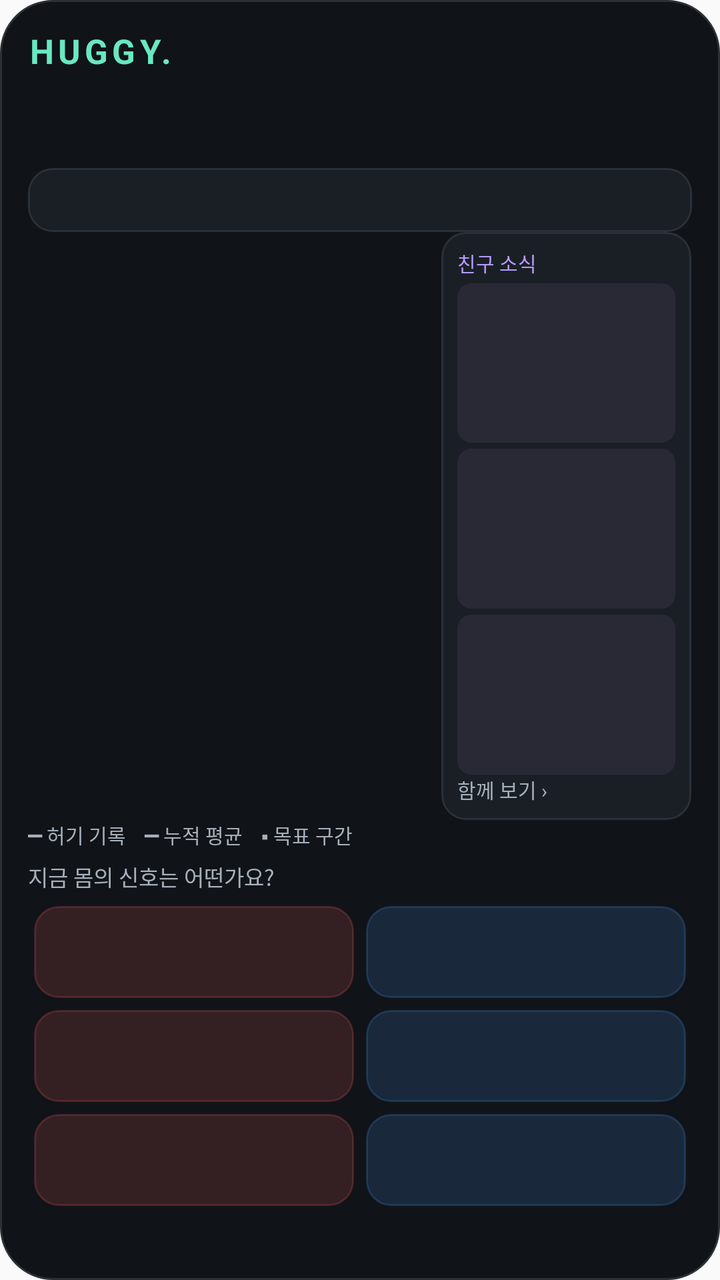
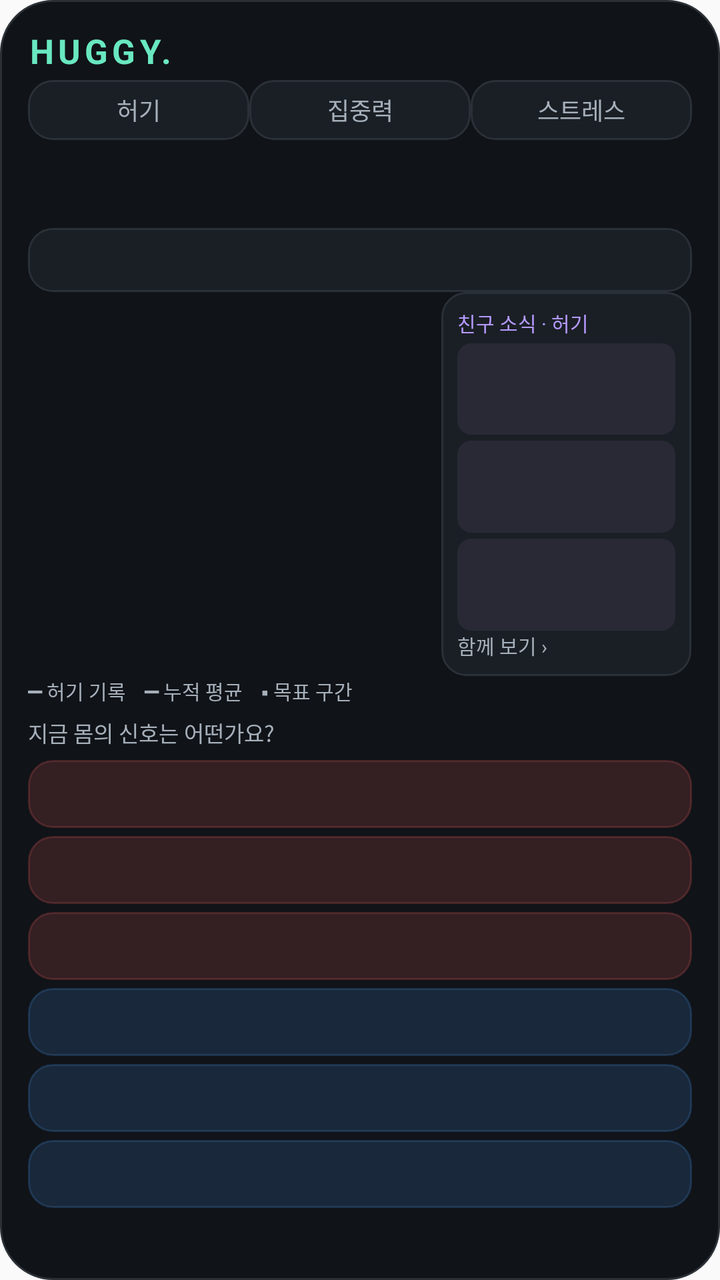

Two renders of the same Android screen: before a commit and after it. Below are the layout's source before the change and the commit's diff.
<!-- AndroidManifest.xml: application theme android:Theme.Material.Light.NoActionBar -->
<!-- res/layout/widget.xml -->
<FrameLayout xmlns:android="http://schemas.android.com/apk/res/android" android:layout_width="match_parent" android:layout_height="match_parent" android:background="@drawable/widget_background">
<LinearLayout android:layout_width="match_parent" android:layout_height="match_parent" android:padding="14dp" android:orientation="vertical">
<LinearLayout android:layout_width="match_parent" android:layout_height="26dp" android:orientation="horizontal">
<TextView android:id="@+id/brand" android:layout_width="0dp" android:layout_weight="1" android:layout_height="26dp" android:text="HUGGY." android:textStyle="bold" android:letterSpacing="0.12" android:textSize="17sp" android:textColor="#69E8C0"/>
<TextView android:id="@+id/update" android:layout_width="wrap_content" android:layout_height="match_parent" android:gravity="center" android:paddingLeft="8dp" android:paddingRight="8dp" android:text="↑ 업데이트" android:textSize="11sp" android:textColor="#101317" android:backgroundTint="#69E8C0" android:background="@drawable/widget_button" android:visibility="gone"/>
</LinearLayout>
<LinearLayout android:layout_width="match_parent" android:layout_height="44dp">
<TextView android:id="@+id/current" android:layout_width="0dp" android:layout_weight="1.1" android:layout_height="match_parent" android:textColor="#F0F3F5" android:textSize="13sp" android:gravity="center_vertical"/>
<TextView android:id="@+id/mean" android:layout_width="0dp" android:layout_weight="0.8" android:layout_height="match_parent" android:textColor="#B59AFF" android:textSize="12sp" android:gravity="center"/>
<TextView android:id="@+id/score" android:layout_width="0dp" android:layout_weight="1" android:layout_height="match_parent" android:textColor="#F0F3F5" android:textSize="12sp" android:gravity="center_vertical|right"/>
</LinearLayout>
<TextView android:id="@+id/weight" android:layout_width="match_parent" android:layout_height="32dp" android:background="@drawable/widget_button" android:gravity="center_vertical" android:paddingLeft="10dp" android:textSize="12sp" android:textColor="#E2E7EC"/>
<LinearLayout android:layout_width="match_parent" android:layout_height="0dp" android:layout_weight="1" android:orientation="horizontal">
<ImageView android:id="@+id/plot" android:layout_width="0dp" android:layout_weight="1.65" android:layout_height="match_parent" android:scaleType="fitXY" android:contentDescription="오늘의 허기 기록과 시간 누적 평균 그래프"/>
<LinearLayout android:id="@+id/friendPanel" android:layout_width="0dp" android:layout_weight="1" android:layout_height="match_parent" android:orientation="vertical" android:background="@drawable/widget_button" android:padding="8dp">
<TextView android:layout_width="match_parent" android:layout_height="wrap_content" android:text="친구 소식" android:textSize="10sp" android:textColor="#B59AFF"/>
<TextView android:id="@+id/friendMessage0" android:layout_width="match_parent" android:layout_height="0dp" android:layout_weight="1" android:layout_marginTop="3dp" android:padding="4dp" android:background="@drawable/friend_message" android:gravity="center_vertical" android:textSize="10sp" android:textColor="#E2E7EC" android:maxLines="3"/>
<TextView android:id="@+id/friendMessage1" android:layout_width="match_parent" android:layout_height="0dp" android:layout_weight="1" android:layout_marginTop="3dp" android:padding="4dp" android:background="@drawable/friend_message" android:gravity="center_vertical" android:textSize="10sp" android:textColor="#E2E7EC" android:maxLines="3"/>
<TextView android:id="@+id/friendMessage2" android:layout_width="match_parent" android:layout_height="0dp" android:layout_weight="1" android:layout_marginTop="3dp" android:padding="4dp" android:background="@drawable/friend_message" android:gravity="center_vertical" android:textSize="10sp" android:textColor="#E2E7EC" android:maxLines="3"/>

<TextView android:layout_width="match_parent" android:layout_height="wrap_content" android:text="함께 보기 ›" android:textSize="10sp" android:textColor="#A6B0BB"/>
</LinearLayout>
</LinearLayout>
<TextView android:layout_width="match_parent" android:layout_height="20dp" android:text="━ 허기 기록    ━ 누적 평균    ▪ 목표 구간" android:textSize="10sp" android:textColor="#A6B0BB" android:id="@+id/legend"/>
<TextView android:layout_width="match_parent" android:layout_height="20dp" android:text="지금 몸의 신호는 어떤가요?" android:textSize="11sp" android:textColor="#A6B0BB"/>
<LinearLayout android:layout_width="match_parent" android:layout_height="52dp" android:orientation="horizontal"><TextView android:id="@+id/b0" android:layout_width="0dp" android:layout_weight="1" android:layout_height="match_parent" android:layout_margin="3dp" android:padding="8dp" android:gravity="center_vertical" android:textSize="12sp" android:textColor="#E2E7EC" android:background="@drawable/button_full" android:maxLines="2"/><TextView android:id="@+id/b3" android:layout_width="0dp" android:layout_weight="1" android:layout_height="match_parent" android:layout_margin="3dp" android:padding="8dp" android:gravity="center_vertical" android:textSize="12sp" android:textColor="#E2E7EC" android:background="@drawable/button_hungry" android:maxLines="2"/></LinearLayout><LinearLayout android:layout_width="match_parent" android:layout_height="52dp" android:orientation="horizontal"><TextView android:id="@+id/b1" android:layout_width="0dp" android:layout_weight="1" android:layout_height="match_parent" android:layout_margin="3dp" android:padding="8dp" android:gravity="center_vertical" android:textSize="12sp" android:textColor="#E2E7EC" android:background="@drawable/button_full" android:maxLines="2"/><TextView android:id="@+id/b4" android:layout_width="0dp" android:layout_weight="1" android:layout_height="match_parent" android:layout_margin="3dp" android:padding="8dp" android:gravity="center_vertical" android:textSize="12sp" android:textColor="#E2E7EC" android:background="@drawable/button_hungry" android:maxLines="2"/></LinearLayout><LinearLayout android:layout_width="match_parent" android:layout_height="52dp" android:orientation="horizontal"><TextView android:id="@+id/b2" android:layout_width="0dp" android:layout_weight="1" android:layout_height="match_parent" android:layout_margin="3dp" android:padding="8dp" android:gravity="center_vertical" android:textSize="12sp" android:textColor="#E2E7EC" android:background="@drawable/button_full" android:maxLines="2"/><TextView android:id="@+id/b5" android:layout_width="0dp" android:layout_weight="1" android:layout_height="match_parent" android:layout_margin="3dp" android:padding="8dp" android:gravity="center_vertical" android:textSize="12sp" android:textColor="#E2E7EC" android:background="@drawable/button_hungry" android:maxLines="2"/></LinearLayout>
<TextView android:id="@+id/status" android:layout_width="match_parent" android:layout_height="20dp" android:textColor="#8E9BA5" android:textSize="10sp" android:gravity="center_vertical"/>
</LinearLayout>
<ImageView android:id="@+id/effect" android:layout_width="match_parent" android:layout_height="match_parent" android:scaleType="fitXY" android:importantForAccessibility="no"/>
</FrameLayout>
<!-- resources referenced by this layout -->
<resources>
  <!-- drawable button_full (drawable) -->
  <ripple xmlns:android="http://schemas.android.com/apk/res/android" android:color="#33FF6363">
   <item><shape><solid android:color="#26FF6363"/><corners android:radius="12dp"/><stroke android:width="1dp" android:color="#33FF6363"/></shape></item>
  </ripple>
  <!-- drawable button_hungry (drawable) -->
  <ripple xmlns:android="http://schemas.android.com/apk/res/android" android:color="#334C9EFF">
   <item><shape><solid android:color="#264C9EFF"/><corners android:radius="12dp"/><stroke android:width="1dp" android:color="#334C9EFF"/></shape></item>
  </ripple>
  <!-- drawable friend_message (drawable) -->
  <shape xmlns:android="http://schemas.android.com/apk/res/android"><solid android:color="#292936"/><corners android:radius="7dp"/></shape>
  <!-- drawable widget_background (drawable) -->
  <shape xmlns:android="http://schemas.android.com/apk/res/android"><solid android:color="#101317"/><corners android:radius="26dp"/><stroke android:width="1dp" android:color="#2A3036"/></shape>
  <!-- drawable widget_button (drawable) -->
  <ripple xmlns:android="http://schemas.android.com/apk/res/android" android:color="#5569E8C0"><item><shape><solid android:color="#1A1F25"/><corners android:radius="12dp"/><stroke android:width="1dp" android:color="#2A3037"/></shape></item></ripple>
</resources>

<!-- the commit's change to res/layout/widget.xml (unified diff, before → after) -->
@@ -4,6 +4,7 @@
 <TextView android:id="@+id/brand" android:layout_width="0dp" android:layout_weight="1" android:layout_height="26dp" android:text="HUGGY." android:textStyle="bold" android:letterSpacing="0.12" android:textSize="17sp" android:textColor="#69E8C0"/>
 <TextView android:id="@+id/update" android:layout_width="wrap_content" android:layout_height="match_parent" android:gravity="center" android:paddingLeft="8dp" android:paddingRight="8dp" android:text="↑ 업데이트" android:textSize="11sp" android:textColor="#101317" android:backgroundTint="#69E8C0" android:background="@drawable/widget_button" android:visibility="gone"/>
 </LinearLayout>
+<LinearLayout android:layout_width="match_parent" android:layout_height="30dp" android:orientation="horizontal"><TextView android:id="@+id/metric0" android:layout_width="0dp" android:layout_weight="1" android:layout_height="match_parent" android:gravity="center" android:text="허기" android:textSize="12sp" android:textColor="#A6B0BB" android:background="@drawable/widget_button"/><TextView android:id="@+id/metric1" android:layout_width="0dp" android:layout_weight="1" android:layout_height="match_parent" android:gravity="center" android:text="집중력" android:textSize="12sp" android:textColor="#A6B0BB" android:background="@drawable/widget_button"/><TextView android:id="@+id/metric2" android:layout_width="0dp" android:layout_weight="1" android:layout_height="match_parent" android:gravity="center" android:text="스트레스" android:textSize="12sp" android:textColor="#A6B0BB" android:background="@drawable/widget_button"/></LinearLayout>
 <LinearLayout android:layout_width="match_parent" android:layout_height="44dp">
 <TextView android:id="@+id/current" android:layout_width="0dp" android:layout_weight="1.1" android:layout_height="match_parent" android:textColor="#F0F3F5" android:textSize="13sp" android:gravity="center_vertical"/>
 <TextView android:id="@+id/mean" android:layout_width="0dp" android:layout_weight="0.8" android:layout_height="match_parent" android:textColor="#B59AFF" android:textSize="12sp" android:gravity="center"/>
@@ -13,7 +14,7 @@
 <LinearLayout android:layout_width="match_parent" android:layout_height="0dp" android:layout_weight="1" android:orientation="horizontal">
 <ImageView android:id="@+id/plot" android:layout_width="0dp" android:layout_weight="1.65" android:layout_height="match_parent" android:scaleType="fitXY" android:contentDescription="오늘의 허기 기록과 시간 누적 평균 그래프"/>
 <LinearLayout android:id="@+id/friendPanel" android:layout_width="0dp" android:layout_weight="1" android:layout_height="match_parent" android:orientation="vertical" android:background="@drawable/widget_button" android:padding="8dp">
-<TextView android:layout_width="match_parent" android:layout_height="wrap_content" android:text="친구 소식" android:textSize="10sp" android:textColor="#B59AFF"/>
+<TextView android:layout_width="match_parent" android:layout_height="wrap_content" android:text="친구 소식 · 허기" android:textSize="10sp" android:textColor="#B59AFF"/>
 <TextView android:id="@+id/friendMessage0" android:layout_width="match_parent" android:layout_height="0dp" android:layout_weight="1" android:layout_marginTop="3dp" android:padding="4dp" android:background="@drawable/friend_message" android:gravity="center_vertical" android:textSize="10sp" android:textColor="#E2E7EC" android:maxLines="3"/>
 <TextView android:id="@+id/friendMessage1" android:layout_width="match_parent" android:layout_height="0dp" android:layout_weight="1" android:layout_marginTop="3dp" android:padding="4dp" android:background="@drawable/friend_message" android:gravity="center_vertical" android:textSize="10sp" android:textColor="#E2E7EC" android:maxLines="3"/>
 <TextView android:id="@+id/friendMessage2" android:layout_width="match_parent" android:layout_height="0dp" android:layout_weight="1" android:layout_marginTop="3dp" android:padding="4dp" android:background="@drawable/friend_message" android:gravity="center_vertical" android:textSize="10sp" android:textColor="#E2E7EC" android:maxLines="3"/>
@@ -23,7 +24,12 @@
 </LinearLayout>
 <TextView android:layout_width="match_parent" android:layout_height="20dp" android:text="━ 허기 기록    ━ 누적 평균    ▪ 목표 구간" android:textSize="10sp" android:textColor="#A6B0BB" android:id="@+id/legend"/>
 <TextView android:layout_width="match_parent" android:layout_height="20dp" android:text="지금 몸의 신호는 어떤가요?" android:textSize="11sp" android:textColor="#A6B0BB"/>
-<LinearLayout android:layout_width="match_parent" android:layout_height="52dp" android:orientation="horizontal"><TextView android:id="@+id/b0" android:layout_width="0dp" android:layout_weight="1" android:layout_height="match_parent" android:layout_margin="3dp" android:padding="8dp" android:gravity="center_vertical" android:textSize="12sp" android:textColor="#E2E7EC" android:background="@drawable/button_full" android:maxLines="2"/><TextView android:id="@+id/b3" android:layout_width="0dp" android:layout_weight="1" android:layout_height="match_parent" android:layout_margin="3dp" android:padding="8dp" android:gravity="center_vertical" android:textSize="12sp" android:textColor="#E2E7EC" android:background="@drawable/button_hungry" android:maxLines="2"/></LinearLayout><LinearLayout android:layout_width="match_parent" android:layout_height="52dp" android:orientation="horizontal"><TextView android:id="@+id/b1" android:layout_width="0dp" android:layout_weight="1" android:layout_height="match_parent" android:layout_margin="3dp" android:padding="8dp" android:gravity="center_vertical" android:textSize="12sp" android:textColor="#E2E7EC" android:background="@drawable/button_full" android:maxLines="2"/><TextView android:id="@+id/b4" android:layout_width="0dp" android:layout_weight="1" android:layout_height="match_parent" android:layout_margin="3dp" android:padding="8dp" android:gravity="center_vertical" android:textSize="12sp" android:textColor="#E2E7EC" android:background="@drawable/button_hungry" android:maxLines="2"/></LinearLayout><LinearLayout android:layout_width="match_parent" android:layout_height="52dp" android:orientation="horizontal"><TextView android:id="@+id/b2" android:layout_width="0dp" android:layout_weight="1" android:layout_height="match_parent" android:layout_margin="3dp" android:padding="8dp" android:gravity="center_vertical" android:textSize="12sp" android:textColor="#E2E7EC" android:background="@drawable/button_full" android:maxLines="2"/><TextView android:id="@+id/b5" android:layout_width="0dp" android:layout_weight="1" android:layout_height="match_parent" android:layout_margin="3dp" android:padding="8dp" android:gravity="center_vertical" android:textSize="12sp" android:textColor="#E2E7EC" android:background="@drawable/button_hungry" android:maxLines="2"/></LinearLayout>
+<TextView android:id="@+id/b0" android:layout_width="match_parent" android:layout_height="34dp" android:layout_marginTop="2dp" android:layout_marginBottom="2dp" android:paddingLeft="10dp" android:paddingRight="10dp" android:gravity="center_vertical" android:textSize="12sp" android:textColor="#E2E7EC" android:background="@drawable/button_full" android:maxLines="1"/>
+<TextView android:id="@+id/b1" android:layout_width="match_parent" android:layout_height="34dp" android:layout_marginTop="2dp" android:layout_marginBottom="2dp" android:paddingLeft="10dp" android:paddingRight="10dp" android:gravity="center_vertical" android:textSize="12sp" android:textColor="#E2E7EC" android:background="@drawable/button_full" android:maxLines="1"/>
+<TextView android:id="@+id/b2" android:layout_width="match_parent" android:layout_height="34dp" android:layout_marginTop="2dp" android:layout_marginBottom="2dp" android:paddingLeft="10dp" android:paddingRight="10dp" android:gravity="center_vertical" android:textSize="12sp" android:textColor="#E2E7EC" android:background="@drawable/button_full" android:maxLines="1"/>
+<TextView android:id="@+id/b3" android:layout_width="match_parent" android:layout_height="34dp" android:layout_marginTop="2dp" android:layout_marginBottom="2dp" android:paddingLeft="10dp" android:paddingRight="10dp" android:gravity="center_vertical" android:textSize="12sp" android:textColor="#E2E7EC" android:background="@drawable/button_hungry" android:maxLines="1"/>
+<TextView android:id="@+id/b4" android:layout_width="match_parent" android:layout_height="34dp" android:layout_marginTop="2dp" android:layout_marginBottom="2dp" android:paddingLeft="10dp" android:paddingRight="10dp" android:gravity="center_vertical" android:textSize="12sp" android:textColor="#E2E7EC" android:background="@drawable/button_hungry" android:maxLines="1"/>
+<TextView android:id="@+id/b5" android:layout_width="match_parent" android:layout_height="34dp" android:layout_marginTop="2dp" android:layout_marginBottom="2dp" android:paddingLeft="10dp" android:paddingRight="10dp" android:gravity="center_vertical" android:textSize="12sp" android:textColor="#E2E7EC" android:background="@drawable/button_hungry" android:maxLines="1"/>
 <TextView android:id="@+id/status" android:layout_width="match_parent" android:layout_height="20dp" android:textColor="#8E9BA5" android:textSize="10sp" android:gravity="center_vertical"/>
 </LinearLayout>
 <ImageView android:id="@+id/effect" android:layout_width="match_parent" android:layout_height="match_parent" android:scaleType="fitXY" android:importantForAccessibility="no"/>
